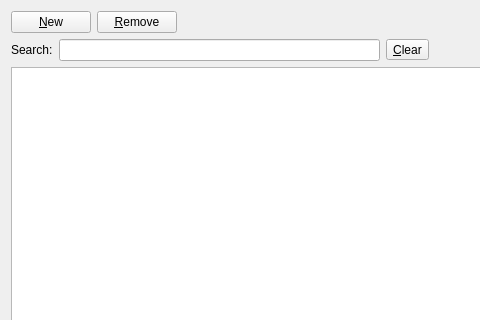
Qt form client/src/pages/page.ui (KDAB/FatCRM) before a commit; both pictures show x 0 to 480 and y 0 to 320 of the 773 by 576 pixel window.
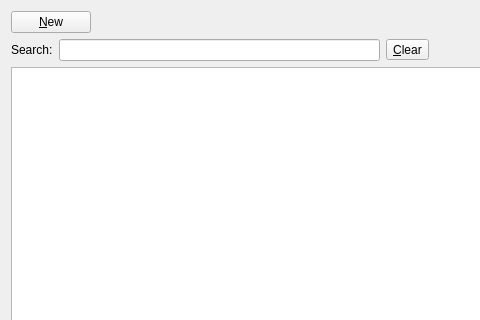
The same form after that commit. Custom widgets are drawn as their Qt base class.

```diff
--- a/client/src/pages/page.ui
+++ b/client/src/pages/page.ui
@@ -25,13 +25,6 @@
          </property>
         </widget>
        </item>
-       <item>
-        <widget class="QPushButton" name="removePB">
-         <property name="text">
-          <string>&amp;Remove</string>
-         </property>
-        </widget>
-       </item>
        <item>
         <spacer name="horizontalSpacer">
          <property name="orientation">
```
